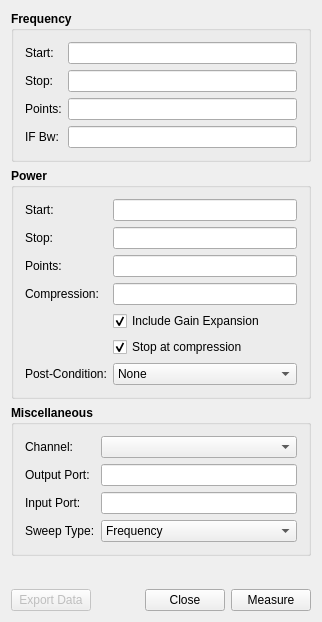
Old version of the form Application/mainwindow.ui in the repository Terrabits/PACompressionTest.
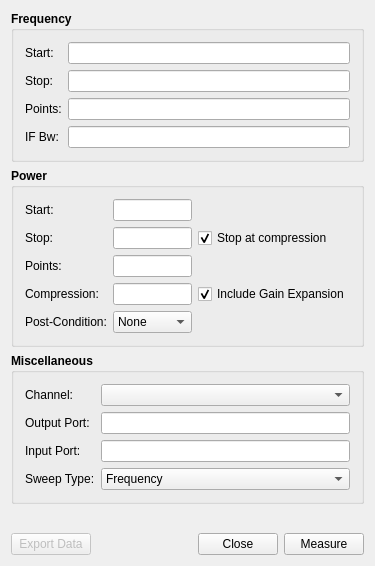
New version of the form. Icons and pictures are not drawn. Custom widgets are drawn as their Qt base class.

Patch:
```diff
--- a/Application/mainwindow.ui
+++ b/Application/mainwindow.ui
@@ -9,8 +9,8 @@
    <rect>
     <x>0</x>
     <y>0</y>
-    <width>322</width>
-    <height>622</height>
+    <width>375</width>
+    <height>505</height>
    </rect>
   </property>
   <property name="windowTitle">
@@ -187,28 +187,28 @@
              <property name="title">
               <string>Power</string>
              </property>
-             <layout class="QGridLayout" name="gridLayout_2">
-              <item row="1" column="1">
-               <widget class="RsaToolbox::PowerEdit" name="stopPower">
+             <layout class="QGridLayout" name="gridLayout_2" columnstretch="0,1,0">
+              <item row="6" column="1">
+               <widget class="QComboBox" name="postCondition">
                 <property name="font">
                  <font>
                   <weight>50</weight>
                   <bold>false</bold>
                  </font>
                 </property>
-               </widget>
-              </item>
-              <item row="1" column="0">
-               <widget class="QLabel" name="stopPowerLabel">
-                <property name="font">
-                 <font>
-                  <weight>50</weight>
-                  <bold>false</bold>
-                 </font>
+                <property name="currentIndex">
+                 <number>0</number>
                 </property>
+                <item>
                 <property name="text">
-                 <string>Stop:</string>
-                </property>
+                  <string>None</string>
+                 </property>
+                </item>
+                <item>
+                 <property name="text">
+                  <string>RF Off</string>
+                 </property>
+                </item>
                </widget>
               </item>
               <item row="2" column="0">
@@ -234,8 +234,8 @@
                 </property>
                </widget>
               </item>
-              <item row="0" column="0">
-               <widget class="QLabel" name="startPowerLabel">
+              <item row="1" column="0">
+               <widget class="QLabel" name="stopPowerLabel">
                 <property name="font">
                  <font>
                   <weight>50</weight>
@@ -243,12 +243,12 @@
                  </font>
                 </property>
                 <property name="text">
-                 <string>Start:</string>
+                 <string>Stop:</string>
                 </property>
                </widget>
               </item>
-              <item row="2" column="1">
-               <widget class="RsaToolbox::PointsEdit" name="powerPoints">
+              <item row="1" column="1">
+               <widget class="RsaToolbox::PowerEdit" name="stopPower">
                 <property name="font">
                  <font>
                   <weight>50</weight>
@@ -257,35 +257,6 @@
                 </property>
                </widget>
               </item>
-              <item row="4" column="1">
-               <widget class="QCheckBox" name="gainExpansion">
-                <property name="font">
-                 <font>
-                  <weight>50</weight>
-                  <bold>false</bold>
-                 </font>
-                </property>
-                <property name="text">
-                 <string>Include Gain Expansion</string>
-                </property>
-                <property name="checked">
-                 <bool>true</bool>
-                </property>
-               </widget>
-              </item>
-              <item row="3" column="0">
-               <widget class="QLabel" name="compressionLevelLabel">
-                <property name="font">
-                 <font>
-                  <weight>50</weight>
-                  <bold>false</bold>
-                 </font>
-                </property>
-                <property name="text">
-                 <string>Compression:</string>
-                </property>
-               </widget>
-              </item>
               <item row="6" column="0">
                <widget class="QLabel" name="postConditionLabel">
                 <property name="font">
@@ -299,6 +270,42 @@
                 </property>
                </widget>
               </item>
+              <item row="2" column="1">
+               <widget class="RsaToolbox::PointsEdit" name="powerPoints">
+                <property name="font">
+                 <font>
+                  <weight>50</weight>
+                  <bold>false</bold>
+                 </font>
+                </property>
+               </widget>
+              </item>
+              <item row="0" column="0">
+               <widget class="QLabel" name="startPowerLabel">
+                <property name="font">
+                 <font>
+                  <weight>50</weight>
+                  <bold>false</bold>
+                 </font>
+                </property>
+                <property name="text">
+                 <string>Start:</string>
+                </property>
+               </widget>
+              </item>
+              <item row="3" column="0">
+               <widget class="QLabel" name="compressionLevelLabel">
+                <property name="font">
+                 <font>
+                  <weight>50</weight>
+                  <bold>false</bold>
+                 </font>
+                </property>
+                <property name="text">
+                 <string>Compression:</string>
+                </property>
+               </widget>
+              </item>
               <item row="3" column="1">
                <widget class="RsaToolbox::DecibelEdit" name="compressionLevel">
                 <property name="font">
@@ -309,30 +316,23 @@
                 </property>
                </widget>
               </item>
-              <item row="6" column="1">
-               <widget class="QComboBox" name="postCondition">
+              <item row="3" column="2">
+               <widget class="QCheckBox" name="gainExpansion">
                 <property name="font">
                  <font>
                   <weight>50</weight>
                   <bold>false</bold>
                  </font>
                 </property>
-                <property name="currentIndex">
-                 <number>0</number>
-                </property>
-                <item>
                  <property name="text">
-                  <string>None</string>
-                 </property>
-                </item>
-                <item>
-                 <property name="text">
-                  <string>RF Off</string>
-                 </property>
-                </item>
+                 <string>Include Gain Expansion</string>
+                </property>
+                <property name="checked">
+                 <bool>true</bool>
+                </property>
                </widget>
               </item>
-              <item row="5" column="1">
+              <item row="1" column="2">
                <widget class="QCheckBox" name="stopAtCompression">
                 <property name="font">
                  <font>
```
Left out of the diff: 2 changed lines with no effect on the pictures. Lines whose indentation alone changed are shown as unchanged.
